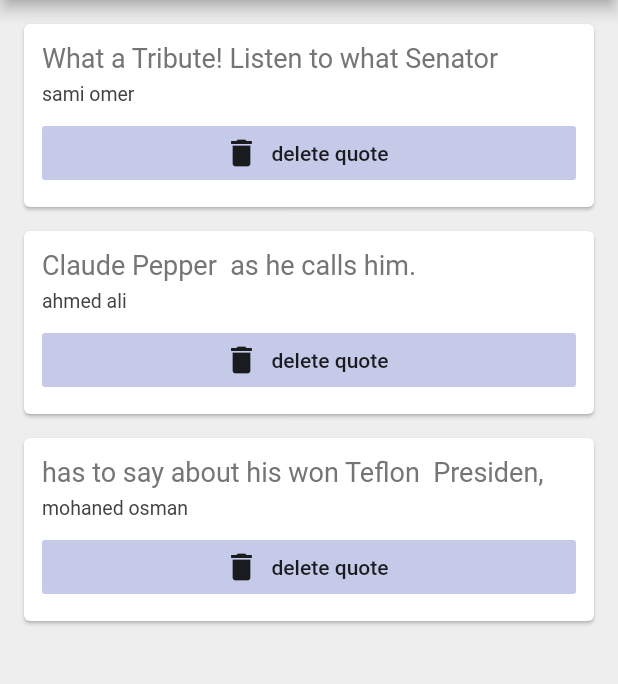
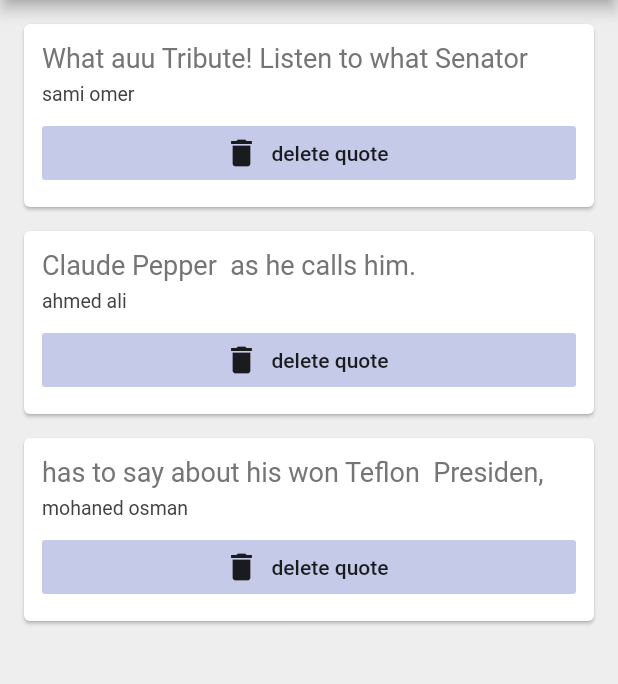
Before and after one commit to cromi-mhmd/quotes, a Flutter app: the screen it shows after launch, on a phone screen of 412 x 824 dp, the part 84-768 px from its top. Run offline on Flutter 3.47's test engine with Material 2 defaults, Android fonts, the phone set to English and light mode, and no system bars.

Commit message:
second commit

```diff
--- a/lib/main.dart
+++ b/lib/main.dart
@@ -14,7 +14,7 @@ class QuoteList extends StatefulWidget {
 class _QuoteListState extends State<QuoteList> {
 
   List<Quote> quotes = [
-    Quote(text: 'What a Tribute! Listen to what Senator', author: 'sami omer'),
+    Quote(text: 'What auu Tribute! Listen to what Senator', author: 'sami omer'),
     Quote(text: 'Claude Pepper  as he calls him.', author: 'ahmed ali'),
     Quote(text: 'has to say about his won Teflon  Presiden,', author: 'mohaned osman'),
   ];
```
